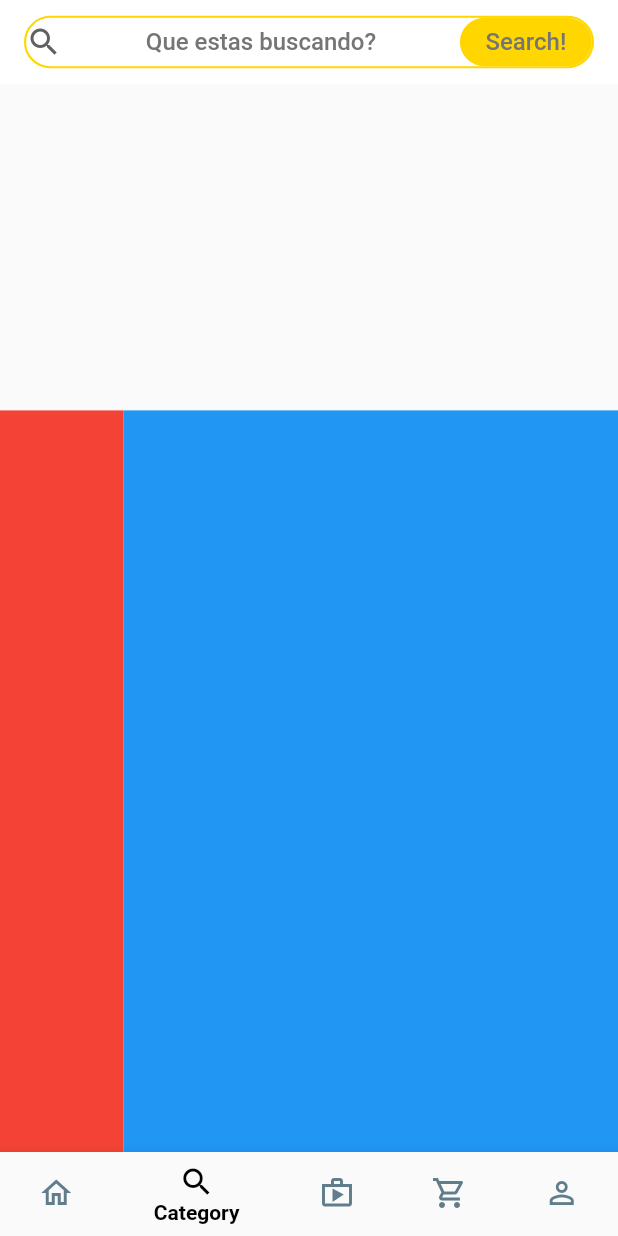
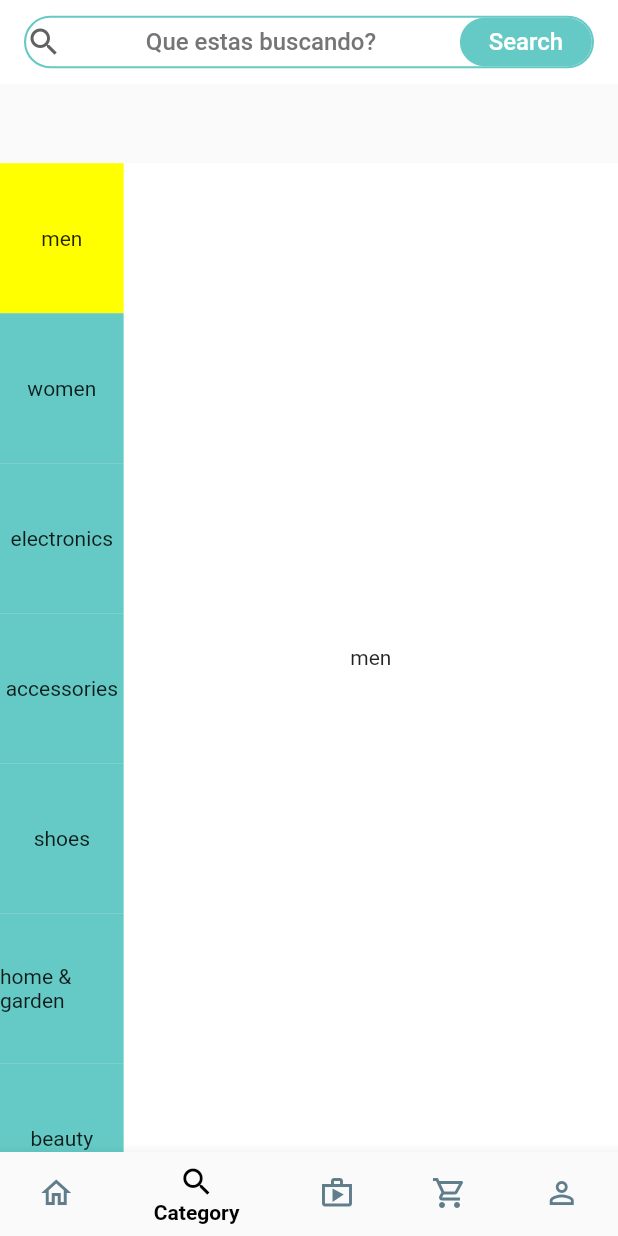
Before and after one commit to FSALVA157/fl_tienda_online_2022, a Flutter app: the screen it shows after launch, item 2 of the bottom bar chosen, on a phone screen of 412 x 824 dp. Run offline on Flutter 3.47's test engine with Material 2 defaults, Android fonts, the phone set to English and light mode, and no system bars.

Commit message:
page categories al 50

```diff
--- a/lib/main_screens/category_screen.dart
+++ b/lib/main_screens/category_screen.dart
@@ -1,5 +1,9 @@
+import 'package:fl_tienda_online/provider/navigation_provider.dart';
+import 'package:fl_tienda_online/themes/app_theme.dart';
+import 'package:fl_tienda_online/utilities/categ_list.dart';
 import 'package:fl_tienda_online/widgets/fake_tab_search.dart';
 import 'package:flutter/material.dart';
+import 'package:provider/provider.dart';
 
 class CategorySceen extends StatelessWidget {
   const CategorySceen({super.key});
@@ -16,14 +20,8 @@ class CategorySceen extends StatelessWidget {
       ),
       body: Stack(
         children: [
-          Positioned(
-            bottom: 0,
-            left: 0,
-            child: Container(color: Colors.red,height: height * 0.6,), width: width * 0.2),
-            Positioned(
-            bottom: 0,
-            right: 0,
-            child: Container(color: Colors.blue,height: height * 0.6,), width: width * 0.8),
+          _SideNavigator(height: height, width: width),
+          _CategoryView(height: height, width: width),
 
         ],
       )
@@ -31,3 +29,87 @@ class CategorySceen extends StatelessWidget {
     );
   }
 }
+
+class _CategoryView extends StatelessWidget {
+  const _CategoryView({
+    Key? key,
+    required this.height,
+    required this.width,
+  }) : super(key: key);
+
+  final double height;
+  final double width;
+
+  @override
+  Widget build(BuildContext context) {
+    final navigationProvider = Provider.of<NavigationProvider>(context);
+
+    return Positioned(
+    bottom: 0,
+    right: 0,
+    child: SizedBox(
+      height: height * 0.8,
+      width: width * 0.8,
+      child: PageView.builder(
+        physics: BouncingScrollPhysics(),
+        controller: navigationProvider.pageCategory,
+        scrollDirection: Axis.vertical,
+        onPageChanged: (index) => navigationProvider.categorySelected = maincateg[index],
+        itemCount: maincateg.length,
+        itemBuilder: (context, index) {
+         return Container(
+            width: double.infinity,
+            height: double.infinity,
+            color: Colors.white,
+            child: Center(
+              child: Text(maincateg[index]),
+            ),
+          );
+        }
+        ),
+      )
+    );
+  }
+}
+
+class _SideNavigator extends StatelessWidget {
+  const _SideNavigator({
+    Key? key,
+    required this.height,
+    required this.width,
+  }) : super(key: key);
+
+  final double height;
+  final double width;
+
+  @override
+  Widget build(BuildContext context) {
+    final navigationProvider = Provider.of<NavigationProvider>(context);
+
+    return Positioned(
+      bottom: 0,
+      left: 0,
+      child: SizedBox(
+        height: height * 0.8,
+        width: width * 0.2,
+        child: ListView.builder(
+          itemCount: maincateg.length,
+          itemBuilder: ((context, index) {
+            return GestureDetector(
+              onTap:(){
+                navigationProvider.categorySelected = maincateg[index];
+              },
+              child: Container(
+                color: (maincateg[index] == navigationProvider.categorySelected)? Colors.yellowAccent : AppTheme.primary_color,
+                height: 100,
+                child: Center(
+                  child: Text(maincateg[index]),
+                ),
+              ),
+            );
+          })
+          ),
+          )
+        );
+  }
+}
--- a/lib/main_screens/home.dart
+++ b/lib/main_screens/home.dart
@@ -1,7 +1,5 @@
 import 'package:fl_tienda_online/themes/app_theme.dart';
 import 'package:fl_tienda_online/widgets/fake_tab_search.dart';
-import 'package:fl_tienda_online/widgets/search/product_search_delegate.dart';
-import 'package:flutter/cupertino.dart';
 import 'package:flutter/material.dart';
 
 class Home extends StatelessWidget {
--- a/lib/provider/navigation_provider.dart
+++ b/lib/provider/navigation_provider.dart
@@ -1,7 +1,11 @@
+import 'package:fl_tienda_online/utilities/categ_list.dart';
 import 'package:flutter/material.dart';
 
 class NavigationProvider extends ChangeNotifier{
   int _paginaActual = 0;
+  String _categorySelected="men";
+
+  //maanejo de controlador de tabs en CustomeHome
   PageController _pageController = new PageController();
 
   PageController get pageController => this._pageController;
@@ -14,5 +18,15 @@ class NavigationProvider extends ChangeNotifier{
     notifyListeners();
   }
 
+//manejo de category Selected en Category Screen
+PageController _pageCategory = new PageController();
+PageController get pageCategory => this._pageCategory;
+String get categorySelected => this._categorySelected;
+set categorySelected(String value){
+  this._categorySelected = value;
+  var page = maincateg.indexOf(value);
+  _pageCategory.jumpToPage(page);
+  notifyListeners();
+}
 
 }
--- a/lib/themes/app_theme.dart
+++ b/lib/themes/app_theme.dart
@@ -2,7 +2,10 @@
 import 'package:flutter/material.dart';
 
 class AppTheme{
-  static final Color primary_color = Colors.yellowAccent.shade700;
+//  static final Color primary_color = Colors.yellowAccent.shade700;
+  static final Color primary_color = Color(0xff65CAC5);
+//static final Color primary_color = Color(0xffEE7A24);
+//static final Color primary_color = Color(0xff4369CE);
   static final ThemeData lightTheme = ThemeData.light().copyWith(
     primaryColor: primary_color,
     appBarTheme: const AppBarTheme(
@@ -11,7 +14,8 @@ class AppTheme{
     ),
     textButtonTheme: TextButtonThemeData(
       style: TextButton.styleFrom(
-        primary: primary_color
+        primary: primary_color,
+        textStyle: TextStyle(color: Colors.white)
       )
     ),
     bottomNavigationBarTheme: const BottomNavigationBarThemeData(
--- a/lib/widgets/fake_tab_search.dart
+++ b/lib/widgets/fake_tab_search.dart
@@ -29,7 +29,8 @@ class FakeTabSearch extends StatelessWidget {
             color: AppTheme.primary_color,
             elevation: 0,
             disabledColor: Colors.grey,
-            child: Text('Search!', style: TextStyle(color: Colors.grey.shade600, fontSize: 16),
+            child: Text('Search', style: TextStyle(color: Colors.white, fontSize: 16),
+            //child: Text('Search', style: TextStyle(color: Colors.grey.shade600, fontSize: 16),
         ))
       ],
     ),
```
